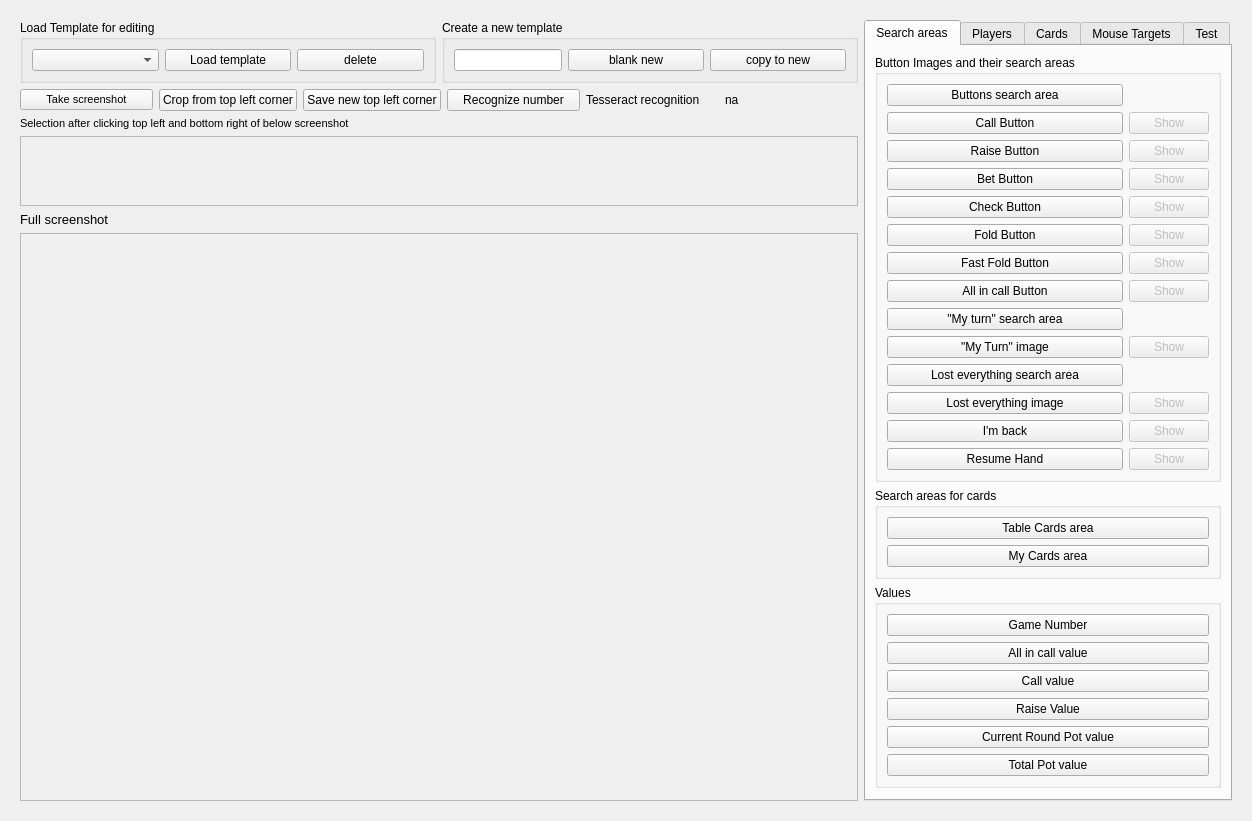
Before: the Qt Designer form poker/gui/ui/table_setup_form.ui in dickreuter/Poker, drawn with Qt 5.
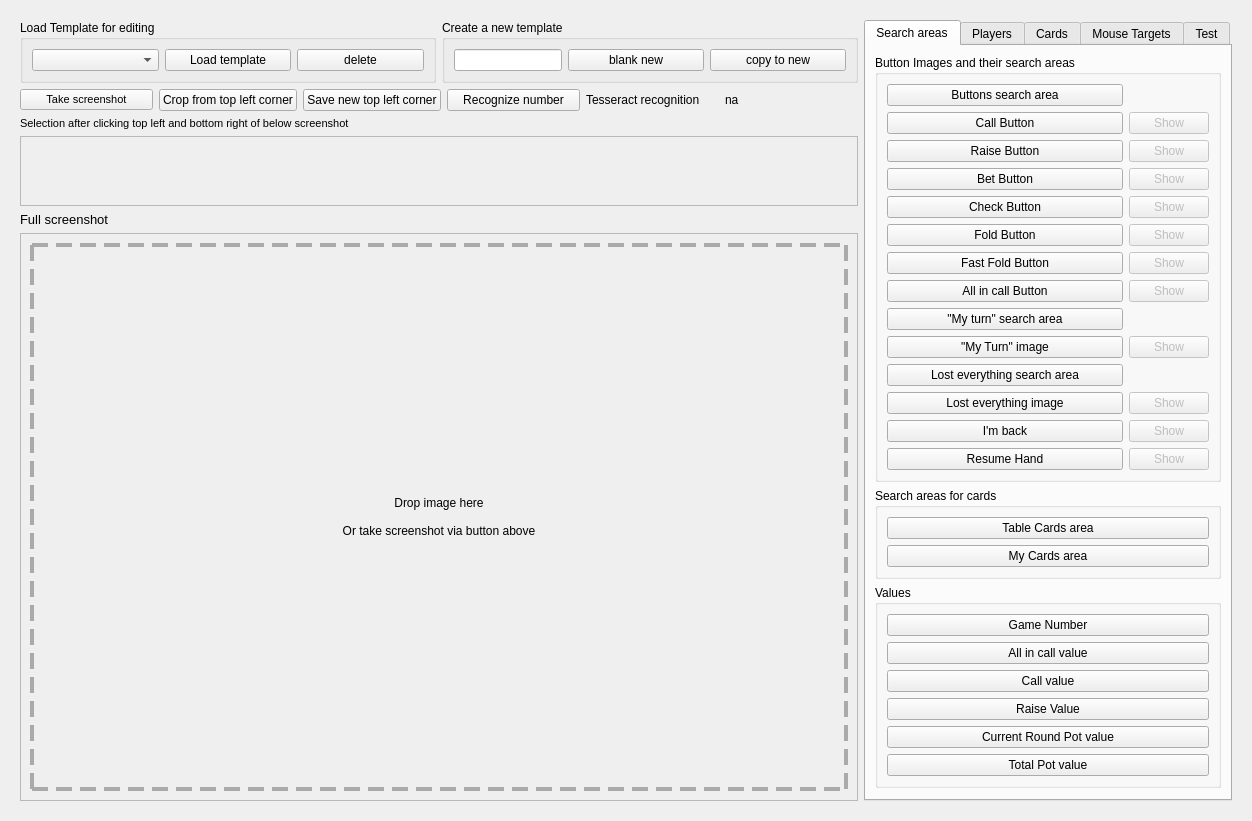
After: the same form once the commit is applied.

Commit message: dragndrop screenshots from host machine

The edit to the form file:
```diff
--- a/poker/gui/ui/table_setup_form.ui
+++ b/poker/gui/ui/table_setup_form.ui
@@ -2799,8 +2799,16 @@
                   <verstretch>0</verstretch>
                  </sizepolicy>
                 </property>
+                <property name="styleSheet">
+                 <string notr="true">border: 4px dashed #aaa</string>
+                </property>
                 <property name="text">
-                 <string/>
+                 <string>Drop image here
+
+Or take screenshot via button above</string>
+                </property>
+                <property name="alignment">
+                 <set>Qt::AlignCenter</set>
                 </property>
                </widget>
               </item>
```
Left out of the diff: 5 changed lines with no effect on the pictures. The commit also changes 1 other file.
